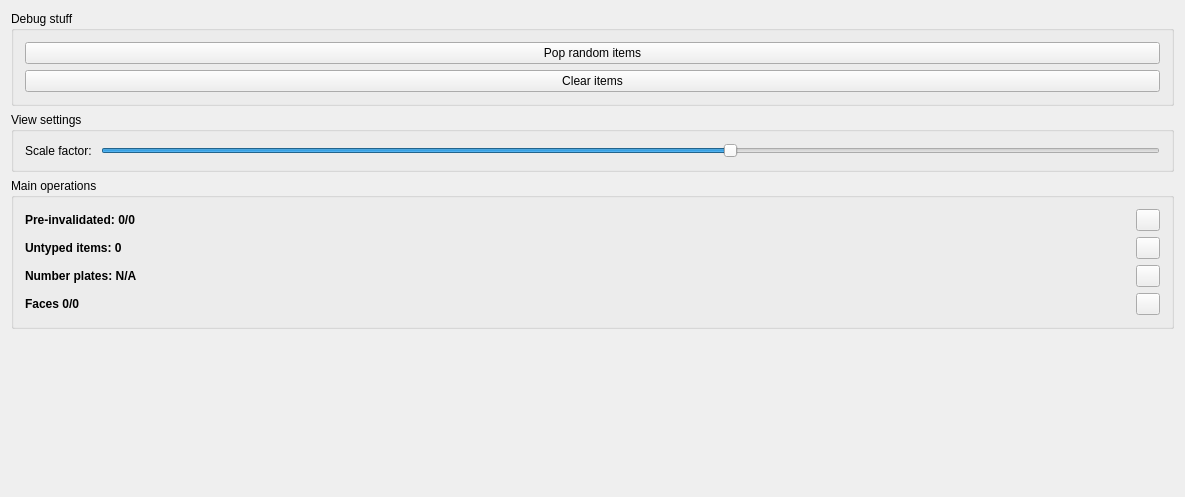
Qt form mainwindow.ui (3d4pi/yafdb-validator) before a commit.
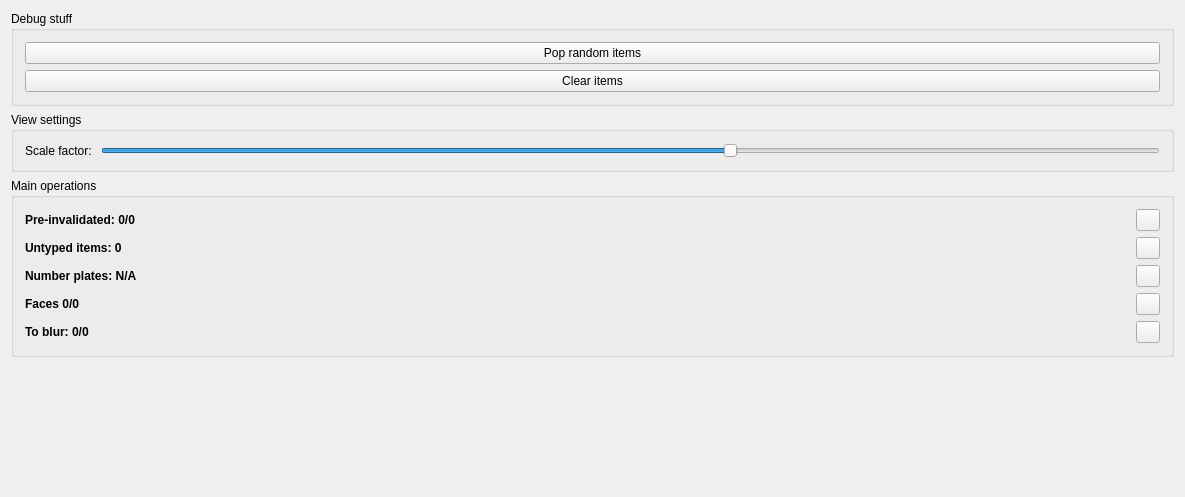
The same form after that commit. Icons and pictures are not drawn.

Commit message: Added ToBlur item support, added delete button to batchview for untyped and toblur objects

Patch:
```diff
--- a/mainwindow.ui
+++ b/mainwindow.ui
@@ -188,6 +188,42 @@
            </property>
           </widget>
          </item>
+         <item row="4" column="1">
+          <widget class="QPushButton" name="toBlurButton">
+           <property name="maximumSize">
+            <size>
+             <width>24</width>
+             <height>24</height>
+            </size>
+           </property>
+           <property name="text">
+            <string/>
+           </property>
+           <property name="icon">
+            <iconset resource="resources.qrc">
+             <normaloff>:/resources/icons/Tiles.png</normaloff>:/resources/icons/Tiles.png</iconset>
+           </property>
+           <property name="iconSize">
+            <size>
+             <width>16</width>
+             <height>16</height>
+            </size>
+           </property>
+          </widget>
+         </item>
+         <item row="4" column="0">
+          <widget class="QLabel" name="toBlurLabel">
+           <property name="font">
+            <font>
+             <weight>75</weight>
+             <bold>true</bold>
+            </font>
+           </property>
+           <property name="text">
+            <string>To blur: 0/0</string>
+           </property>
+          </widget>
+         </item>
         </layout>
        </widget>
       </item>
```
The commit also changes 8 other files.
